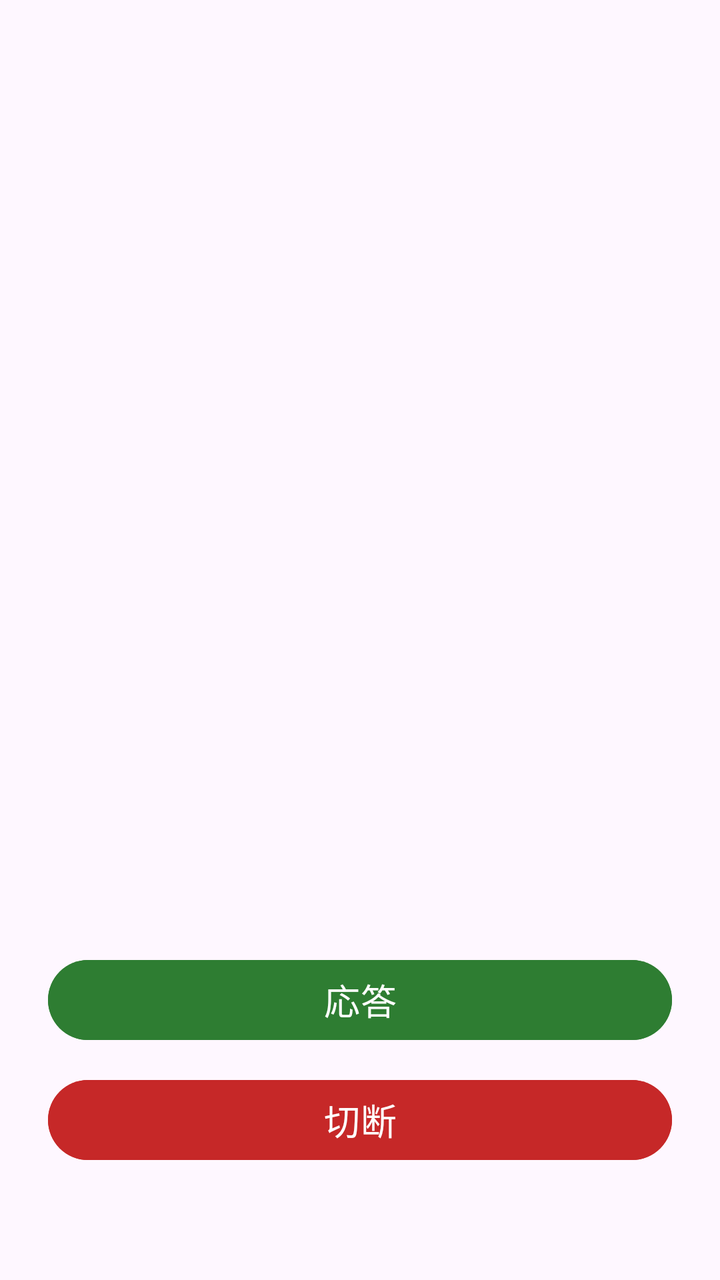
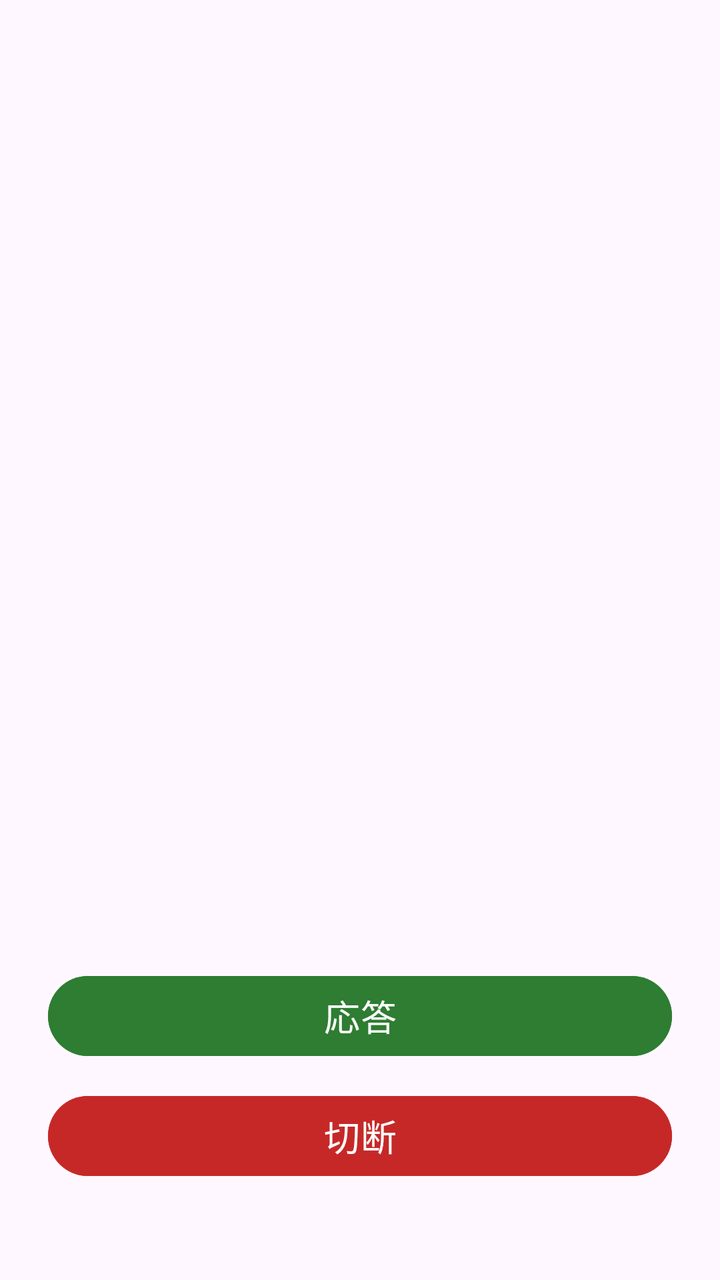

Compare the two renders of this Android layout. The source of the first and the diff that turns it into the second are given below.
<!-- AndroidManifest.xml: application theme Theme.Rusuden -->
<!-- res/layout/activity_incall.xml -->
<?xml version="1.0" encoding="utf-8"?>
<LinearLayout xmlns:android="http://schemas.android.com/apk/res/android"
    android:layout_width="match_parent"
    android:layout_height="match_parent"
    android:gravity="center_horizontal"
    android:orientation="vertical"
    android:padding="24dp">

    <TextView
        android:id="@+id/text_number"
        android:layout_width="wrap_content"
        android:layout_height="wrap_content"
        android:layout_marginTop="80dp"
        android:textSize="32sp"
        android:textStyle="bold" />

    <TextView
        android:id="@+id/text_state"
        android:layout_width="wrap_content"
        android:layout_height="wrap_content"
        android:layout_marginTop="16dp"
        android:gravity="center"
        android:textSize="17sp" />

    <View
        android:layout_width="0dp"
        android:layout_height="0dp"
        android:layout_weight="1" />

    <Button
        android:id="@+id/button_answer"
        android:layout_width="match_parent"
        android:layout_height="wrap_content"
        android:backgroundTint="@color/answer_green"
        android:text="@string/answer"
        android:textSize="18sp" />

    <Button
        android:id="@+id/button_hangup"
        android:layout_width="match_parent"
        android:layout_height="wrap_content"
        android:layout_marginTop="12dp"
        android:layout_marginBottom="32dp"
        android:backgroundTint="@color/hangup_red"
        android:text="@string/hangup"
        android:textSize="18sp" />
</LinearLayout>
<!-- resources referenced by this layout -->
<resources>
  <color name="answer_green">#2E7D32</color>
  <color name="hangup_red">#C62828</color>
  <string name="answer">応答</string>
  <string name="hangup">切断</string>
  <style name="Theme.Rusuden" parent="Theme.Material3.DayNight.NoActionBar" />
</resources>

<!-- the commit's change to res/layout/activity_incall.xml (unified diff, before → after) -->
@@ -7,25 +7,84 @@
     android:padding="24dp">
 
     <TextView
+        android:id="@+id/text_name"
+        android:layout_width="wrap_content"
+        android:layout_height="wrap_content"
+        android:layout_marginTop="40dp"
+        android:gravity="center"
+        android:textSize="30sp"
+        android:textStyle="bold" />
+
+    <TextView
         android:id="@+id/text_number"
         android:layout_width="wrap_content"
         android:layout_height="wrap_content"
-        android:layout_marginTop="80dp"
-        android:textSize="32sp"
-        android:textStyle="bold" />
+        android:layout_marginTop="4dp"
+        android:textColor="?android:attr/textColorSecondary"
+        android:textSize="16sp" />
 
     <TextView
         android:id="@+id/text_state"
         android:layout_width="wrap_content"
         android:layout_height="wrap_content"
-        android:layout_marginTop="16dp"
+        android:layout_marginTop="12dp"
         android:gravity="center"
-        android:textSize="17sp" />
+        android:textSize="16sp" />
+
+    <TextView
+        android:id="@+id/text_dtmf"
+        android:layout_width="wrap_content"
+        android:layout_height="wrap_content"
+        android:layout_marginTop="8dp"
+        android:textColor="?android:attr/textColorSecondary"
+        android:textSize="20sp" />
 
     <View
         android:layout_width="0dp"
         android:layout_height="0dp"
         android:layout_weight="1" />
+
+    <include
+        android:id="@+id/incall_dialpad"
+        layout="@layout/view_dialpad"
+        android:layout_width="match_parent"
+        android:layout_height="wrap_content"
+        android:visibility="gone" />
+
+    <LinearLayout
+        android:id="@+id/controls_row"
+        android:layout_width="match_parent"
+        android:layout_height="wrap_content"
+        android:layout_marginBottom="8dp"
+        android:orientation="horizontal"
+        android:visibility="gone">
+
+        <ToggleButton
+            android:id="@+id/button_mute"
+            android:layout_width="0dp"
+            android:layout_height="wrap_content"
+            android:layout_weight="1"
+            android:textOff="@string/mute"
+            android:textOn="@string/mute_on" />
+
+        <ToggleButton
+            android:id="@+id/button_speaker"
+            android:layout_width="0dp"
+            android:layout_height="wrap_content"
+            android:layout_marginStart="8dp"
+            android:layout_weight="1"
+            android:textOff="@string/speaker"
+            android:textOn="@string/speaker_on" />
+
+        <ToggleButton
+            android:id="@+id/button_keypad"
+            android:layout_width="0dp"
+            android:layout_height="wrap_content"
+            android:layout_marginStart="8dp"
+            android:layout_weight="1"
+            android:textOff="@string/keypad"
+            android:textOn="@string/keypad" />
+    </LinearLayout>
 
     <Button
         android:id="@+id/button_answer"
@@ -40,8 +99,99 @@
         android:layout_width="match_parent"
         android:layout_height="wrap_content"
         android:layout_marginTop="12dp"
-        android:layout_marginBottom="32dp"
+        android:layout_marginBottom="24dp"
         android:backgroundTint="@color/hangup_red"
         android:text="@string/hangup"
         android:textSize="18sp" />
 </LinearLayout>
+<!-- res/layout/view_dialpad.xml (included above) -->
+<?xml version="1.0" encoding="utf-8"?>
+<LinearLayout xmlns:android="http://schemas.android.com/apk/res/android"
+    android:layout_width="match_parent"
+    android:layout_height="wrap_content"
+    android:orientation="vertical">
+
+    <LinearLayout
+        android:layout_width="match_parent"
+        android:layout_height="wrap_content"
+        android:orientation="horizontal">
+
+        <Button
+            android:id="@+id/key_1"
+            style="@style/DialpadKey"
+            android:text="1" />
+
+        <Button
+            android:id="@+id/key_2"
+            style="@style/DialpadKey"
+            android:text="2" />
+
+        <Button
+            android:id="@+id/key_3"
+            style="@style/DialpadKey"
+            android:text="3" />
+    </LinearLayout>
+
+    <LinearLayout
+        android:layout_width="match_parent"
+        android:layout_height="wrap_content"
+        android:orientation="horizontal">
+
+        <Button
+            android:id="@+id/key_4"
+            style="@style/DialpadKey"
+            android:text="4" />
+
+        <Button
+            android:id="@+id/key_5"
+            style="@style/DialpadKey"
+            android:text="5" />
+
+        <Button
+            android:id="@+id/key_6"
+            style="@style/DialpadKey"
+            android:text="6" />
+    </LinearLayout>
+
+    <LinearLayout
+        android:layout_width="match_parent"
+        android:layout_height="wrap_content"
+        android:orientation="horizontal">
+
+        <Button
+            android:id="@+id/key_7"
+            style="@style/DialpadKey"
+            android:text="7" />
+
+        <Button
+            android:id="@+id/key_8"
+            style="@style/DialpadKey"
+            android:text="8" />
+
+        <Button
+            android:id="@+id/key_9"
+            style="@style/DialpadKey"
+            android:text="9" />
+    </LinearLayout>
+
+    <LinearLayout
+        android:layout_width="match_parent"
+        android:layout_height="wrap_content"
+        android:orientation="horizontal">
+
+        <Button
+            android:id="@+id/key_star"
+            style="@style/DialpadKey"
+            android:text="✱" />
+
+        <Button
+            android:id="@+id/key_0"
+            style="@style/DialpadKey"
+            android:text="0" />
+
+        <Button
+            android:id="@+id/key_hash"
+            style="@style/DialpadKey"
+            android:text="#" />
+    </LinearLayout>
+</LinearLayout>
<!-- resource entries referenced after the edit -->
@@ -4,6 +4,17 @@
   <color name="hangup_red">#C62828</color>
   <string name="answer">応答</string>
   <string name="hangup">切断</string>
+  <string name="keypad">キーパッド</string>
+  <string name="mute">ミュート</string>
+  <string name="mute_on">ミュート中</string>
+  <string name="speaker">スピーカー</string>
+  <string name="speaker_on">スピーカー中</string>
+  <style name="DialpadKey" parent="Widget.Material3.Button.TextButton">
+          <item name="android:layout_width">0dp</item>
+          <item name="android:layout_height">56dp</item>
+          <item name="android:layout_weight">1</item>
+          <item name="android:textSize">22sp</item>
+      </style>
   <style name="Theme.Rusuden" parent="Theme.Material3.DayNight.NoActionBar" />
 </resources>
 
